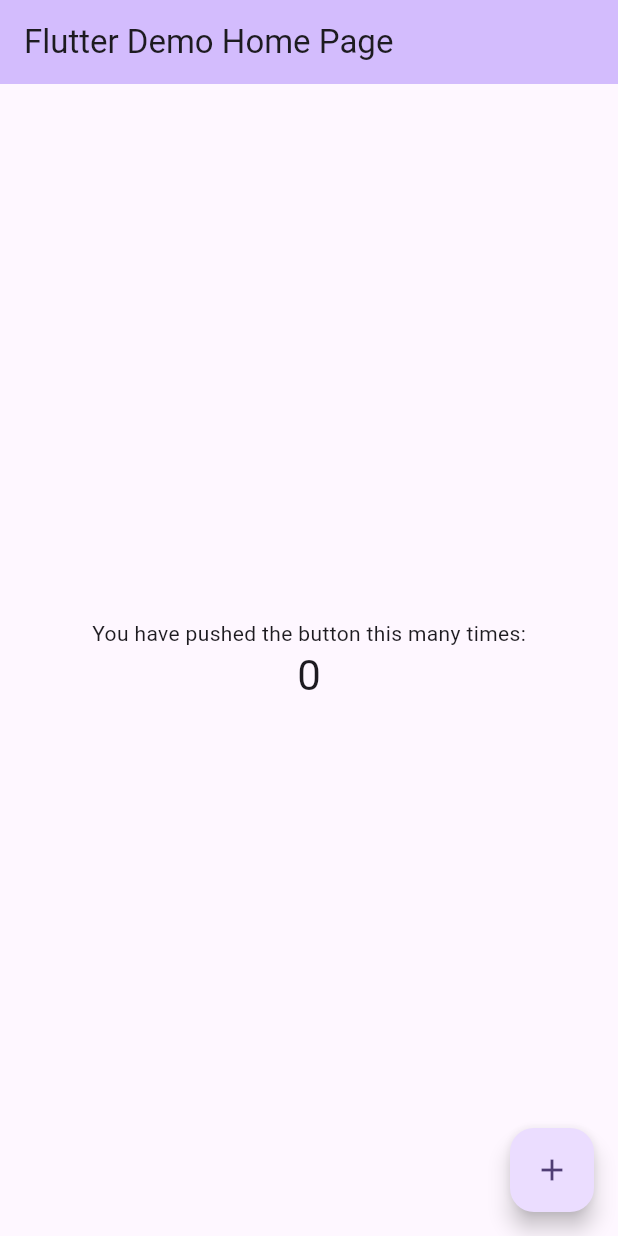
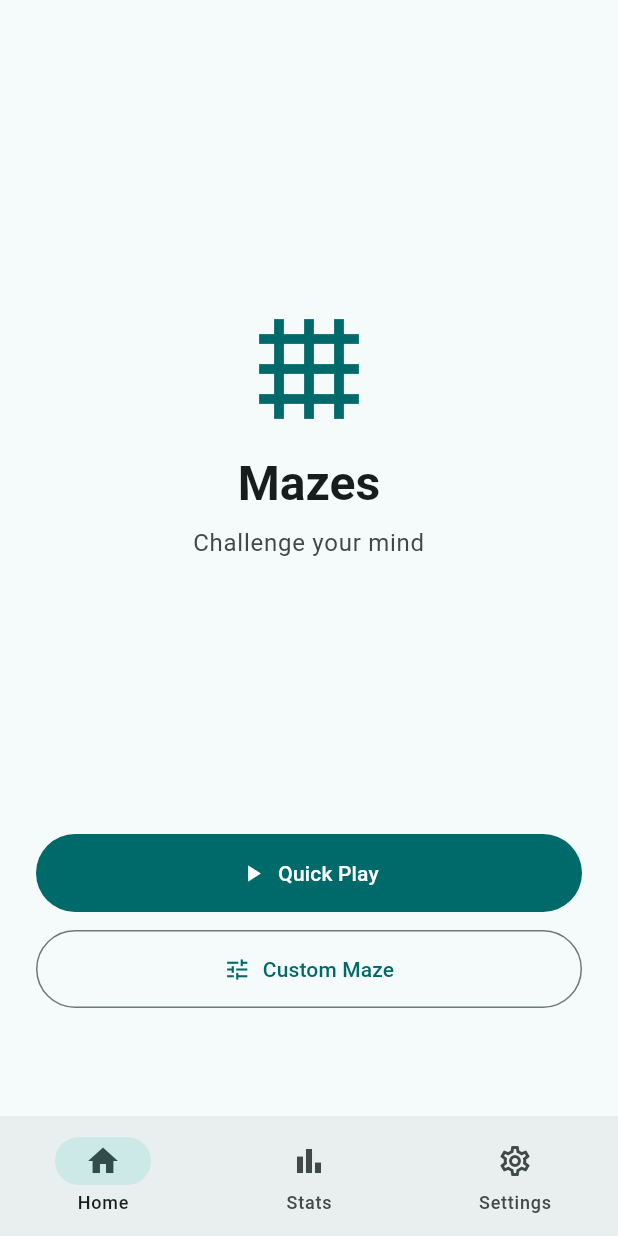
Before and after one commit to vivekg7/mazes, a Flutter app: the screen it shows after launch, on a phone screen of 412 x 824 dp. Run offline on Flutter 3.47's test engine with Material 3 defaults, Android fonts, the phone set to English and light mode, and no system bars; our stand-ins replace flutter_riverpod, go_router, hive, hive_flutter; accounts and stored records are empty.

Commit message:
Set up Flutter app foundation: navigation, theme, state, storage
- Riverpod for state management, GoRouter for navigation
- Bottom nav shell with Home, Stats, Settings screens
- Light + dark theme with Material 3 (teal seed color)
- Hive-backed StatsRepository for local persistence
- Home screen with Quick Play and Custom Maze entry points
- Play, Stats, Settings placeholder screens

```diff
--- a/apps/flutter_app/lib/main.dart
+++ b/apps/flutter_app/lib/main.dart
@@ -1,122 +1,31 @@
 import 'package:flutter/material.dart';
+import 'package:flutter_riverpod/flutter_riverpod.dart';
+import 'package:hive_flutter/hive_flutter.dart';
 
-void main() {
-  runApp(const MyApp());
+import 'providers/theme_provider.dart';
+import 'router.dart';
+import 'theme.dart';
+
+Future<void> main() async {
+  WidgetsFlutterBinding.ensureInitialized();
+  await Hive.initFlutter();
+  runApp(const ProviderScope(child: MazesApp()));
 }
 
-class MyApp extends StatelessWidget {
-  const MyApp({super.key});
+class MazesApp extends ConsumerWidget {
+  const MazesApp({super.key});
 
-  // This widget is the root of your application.
   @override
-  Widget build(BuildContext context) {
-    return MaterialApp(
-      title: 'Flutter Demo',
-      theme: ThemeData(
-        // This is the theme of your application.
-        //
-        // TRY THIS: Try running your application with "flutter run". You'll see
-        // the application has a purple toolbar. Then, without quitting the app,
-        // try changing the seedColor in the colorScheme below to Colors.green
-        // and then invoke "hot reload" (save your changes or press the "hot
-        // reload" button in a Flutter-supported IDE, or press "r" if you used
-        // the command line to start the app).
-        //
-        // Notice that the counter didn't reset back to zero; the application
-        // state is not lost during the reload. To reset the state, use hot
-        // restart instead.
-        //
-        // This works for code too, not just values: Most code changes can be
-        // tested with just a hot reload.
-        colorScheme: .fromSeed(seedColor: Colors.deepPurple),
-      ),
-      home: const MyHomePage(title: 'Flutter Demo Home Page'),
+  Widget build(BuildContext context, WidgetRef ref) {
+    final themeMode = ref.watch(themeModeProvider);
+
+    return MaterialApp.router(
+      title: 'Mazes',
+      theme: lightTheme,
+      darkTheme: darkTheme,
+      themeMode: themeMode,
+      routerConfig: router,
+      debugShowCheckedModeBanner: false,
     );
   }
 }
-
-class MyHomePage extends StatefulWidget {
-  const MyHomePage({super.key, required this.title});
-
-  // This widget is the home page of your application. It is stateful, meaning
-  // that it has a State object (defined below) that contains fields that affect
-  // how it looks.
-
-  // This class is the configuration for the state. It holds the values (in this
-  // case the title) provided by the parent (in this case the App widget) and
-  // used by the build method of the State. Fields in a Widget subclass are
-  // always marked "final".
-
-  final String title;
-
-  @override
-  State<MyHomePage> createState() => _MyHomePageState();
-}
-
-class _MyHomePageState extends State<MyHomePage> {
-  int _counter = 0;
-
-  void _incrementCounter() {
-    setState(() {
-      // This call to setState tells the Flutter framework that something has
-      // changed in this State, which causes it to rerun the build method below
-      // so that the display can reflect the updated values. If we changed
-      // _counter without calling setState(), then the build method would not be
-      // called again, and so nothing would appear to happen.
-      _counter++;
-    });
-  }
-
-  @override
-  Widget build(BuildContext context) {
-    // This method is rerun every time setState is called, for instance as done
-    // by the _incrementCounter method above.
-    //
-    // The Flutter framework has been optimized to make rerunning build methods
-    // fast, so that you can just rebuild anything that needs updating rather
-    // than having to individually change instances of widgets.
-    return Scaffold(
-      appBar: AppBar(
-        // TRY THIS: Try changing the color here to a specific color (to
-        // Colors.amber, perhaps?) and trigger a hot reload to see the AppBar
-        // change color while the other colors stay the same.
-        backgroundColor: Theme.of(context).colorScheme.inversePrimary,
-        // Here we take the value from the MyHomePage object that was created by
-        // the App.build method, and use it to set our appbar title.
-        title: Text(widget.title),
-      ),
-      body: Center(
-        // Center is a layout widget. It takes a single child and positions it
-        // in the middle of the parent.
-        child: Column(
-          // Column is also a layout widget. It takes a list of children and
-          // arranges them vertically. By default, it sizes itself to fit its
-          // children horizontally, and tries to be as tall as its parent.
-          //
-          // Column has various properties to control how it sizes itself and
-          // how it positions its children. Here we use mainAxisAlignment to
-          // center the children vertically; the main axis here is the vertical
-          // axis because Columns are vertical (the cross axis would be
-          // horizontal).
-          //
-          // TRY THIS: Invoke "debug painting" (choose the "Toggle Debug Paint"
-          // action in the IDE, or press "p" in the console), to see the
-          // wireframe for each widget.
-          mainAxisAlignment: .center,
-          children: [
-            const Text('You have pushed the button this many times:'),
-            Text(
-              '$_counter',
-              style: Theme.of(context).textTheme.headlineMedium,
-            ),
-          ],
-        ),
-      ),
-      floatingActionButton: FloatingActionButton(
-        onPressed: _incrementCounter,
-        tooltip: 'Increment',
-        child: const Icon(Icons.add),
-      ),
-    );
-  }
-}
--- /dev/null
+++ b/apps/flutter_app/lib/providers/theme_provider.dart
@@ -0,0 +1,5 @@
+import 'package:flutter/material.dart';
+import 'package:flutter_riverpod/flutter_riverpod.dart';
+
+/// Current theme mode (system, light, dark).
+final themeModeProvider = StateProvider<ThemeMode>((ref) => ThemeMode.system);
--- /dev/null
+++ b/apps/flutter_app/lib/router.dart
@@ -0,0 +1,40 @@
+import 'package:go_router/go_router.dart';
+
+import 'screens/home_screen.dart';
+import 'screens/play_screen.dart';
+import 'screens/settings_screen.dart';
+import 'screens/stats_screen.dart';
+import 'shell.dart';
+
+final router = GoRouter(
+  initialLocation: '/',
+  routes: [
+    ShellRoute(
+      builder: (context, state, child) => AppShell(child: child),
+      routes: [
+        GoRoute(
+          path: '/',
+          pageBuilder: (context, state) => const NoTransitionPage(
+            child: HomeScreen(),
+          ),
+        ),
+        GoRoute(
+          path: '/stats',
+          pageBuilder: (context, state) => const NoTransitionPage(
+            child: StatsScreen(),
+          ),
+        ),
+        GoRoute(
+          path: '/settings',
+          pageBuilder: (context, state) => const NoTransitionPage(
+            child: SettingsScreen(),
+          ),
+        ),
+      ],
+    ),
+    GoRoute(
+      path: '/play',
+      builder: (context, state) => const PlayScreen(),
+    ),
+  ],
+);
--- /dev/null
+++ b/apps/flutter_app/lib/screens/home_screen.dart
@@ -0,0 +1,78 @@
+import 'package:flutter/material.dart';
+
+class HomeScreen extends StatelessWidget {
+  const HomeScreen({super.key});
+
+  @override
+  Widget build(BuildContext context) {
+    final theme = Theme.of(context);
+
+    return Scaffold(
+      body: SafeArea(
+        child: Padding(
+          padding: const EdgeInsets.all(24),
+          child: Column(
+            crossAxisAlignment: CrossAxisAlignment.stretch,
+            children: [
+              const Spacer(),
+              Icon(
+                Icons.grid_4x4,
+                size: 80,
+                color: theme.colorScheme.primary,
+              ),
+              const SizedBox(height: 16),
+              Text(
+                'Mazes',
+                style: theme.textTheme.headlineLarge?.copyWith(
+                  fontWeight: FontWeight.bold,
+                ),
+                textAlign: TextAlign.center,
+              ),
+              const SizedBox(height: 8),
+              Text(
+                'Challenge your mind',
+                style: theme.textTheme.bodyLarge?.copyWith(
+                  color: theme.colorScheme.onSurfaceVariant,
+                ),
+                textAlign: TextAlign.center,
+              ),
+              const Spacer(),
+              FilledButton.icon(
+                onPressed: () => _startQuickPlay(context),
+                icon: const Icon(Icons.play_arrow),
+                label: const Text('Quick Play'),
+                style: FilledButton.styleFrom(
+                  padding: const EdgeInsets.symmetric(vertical: 16),
+                ),
+              ),
+              const SizedBox(height: 12),
+              OutlinedButton.icon(
+                onPressed: () => _startCustomPlay(context),
+                icon: const Icon(Icons.tune),
+                label: const Text('Custom Maze'),
+                style: OutlinedButton.styleFrom(
+                  padding: const EdgeInsets.symmetric(vertical: 16),
+                ),
+              ),
+              const SizedBox(height: 48),
+            ],
+          ),
+        ),
+      ),
+    );
+  }
+
+  void _startQuickPlay(BuildContext context) {
+    // TODO: Navigate to play screen with a default config.
+    ScaffoldMessenger.of(context).showSnackBar(
+      const SnackBar(content: Text('Play screen coming soon')),
+    );
+  }
+
+  void _startCustomPlay(BuildContext context) {
+    // TODO: Navigate to maze configuration screen.
+    ScaffoldMessenger.of(context).showSnackBar(
+      const SnackBar(content: Text('Custom maze coming soon')),
+    );
+  }
+}
--- /dev/null
+++ b/apps/flutter_app/lib/screens/play_screen.dart
@@ -0,0 +1,17 @@
+import 'package:flutter/material.dart';
+
+class PlayScreen extends StatelessWidget {
+  const PlayScreen({super.key});
+
+  @override
+  Widget build(BuildContext context) {
+    return Scaffold(
+      appBar: AppBar(
+        title: const Text('Play'),
+      ),
+      body: const Center(
+        child: Text('Maze renderer coming soon'),
+      ),
+    );
+  }
+}
--- /dev/null
+++ b/apps/flutter_app/lib/shell.dart
@@ -0,0 +1,55 @@
+import 'package:flutter/material.dart';
+import 'package:go_router/go_router.dart';
+
+/// App shell with bottom navigation bar.
+class AppShell extends StatelessWidget {
+  const AppShell({super.key, required this.child});
+
+  final Widget child;
+
+  @override
+  Widget build(BuildContext context) {
+    return Scaffold(
+      body: child,
+      bottomNavigationBar: NavigationBar(
+        selectedIndex: _selectedIndex(context),
+        onDestinationSelected: (index) => _onTap(context, index),
+        destinations: const [
+          NavigationDestination(
+            icon: Icon(Icons.home_outlined),
+            selectedIcon: Icon(Icons.home),
+            label: 'Home',
+          ),
+          NavigationDestination(
+            icon: Icon(Icons.bar_chart_outlined),
+            selectedIcon: Icon(Icons.bar_chart),
+            label: 'Stats',
+          ),
+          NavigationDestination(
+            icon: Icon(Icons.settings_outlined),
+            selectedIcon: Icon(Icons.settings),
+            label: 'Settings',
+          ),
+        ],
+      ),
+    );
+  }
+
+  int _selectedIndex(BuildContext context) {
+    final location = GoRouterState.of(context).uri.path;
+    if (location.startsWith('/stats')) return 1;
+    if (location.startsWith('/settings')) return 2;
+    return 0;
+  }
+
+  void _onTap(BuildContext context, int index) {
+    switch (index) {
+      case 0:
+        context.go('/');
+      case 1:
+        context.go('/stats');
+      case 2:
+        context.go('/settings');
+    }
+  }
+}
--- /dev/null
+++ b/apps/flutter_app/lib/theme.dart
@@ -0,0 +1,28 @@
+import 'package:flutter/material.dart';
+
+/// App color seed — a deep teal that works well for maze aesthetics.
+const _seedColor = Color(0xFF1B5E5E);
+
+/// Light theme.
+final ThemeData lightTheme = ThemeData(
+  useMaterial3: true,
+  colorScheme: ColorScheme.fromSeed(
+    seedColor: _seedColor,
+    brightness: Brightness.light,
+  ),
+  appBarTheme: const AppBarTheme(
+    centerTitle: true,
+  ),
+);
+
+/// Dark theme.
+final ThemeData darkTheme = ThemeData(
+  useMaterial3: true,
+  colorScheme: ColorScheme.fromSeed(
+    seedColor: _seedColor,
+    brightness: Brightness.dark,
+  ),
+  appBarTheme: const AppBarTheme(
+    centerTitle: true,
+  ),
+);
--- a/apps/flutter_app/pubspec.yaml
+++ b/apps/flutter_app/pubspec.yaml
@@ -14,6 +14,11 @@ dependencies:
   cupertino_icons: ^1.0.8
   maze_core:
     path: ../../packages/maze_core
+  flutter_riverpod: ^2.6.1
+  hive: ^2.2.3
+  hive_flutter: ^1.1.0
+  path_provider: ^2.1.5
+  go_router: ^15.1.2
 
 dev_dependencies:
   flutter_test:
```
Also changed, not shown: apps/flutter_app/lib/providers/stats_provider.dart (added, +14 -0 lines), apps/flutter_app/lib/screens/settings_screen.dart (added, +48 -0 lines), apps/flutter_app/lib/screens/stats_screen.dart (added, +17 -0 lines), apps/flutter_app/lib/storage/hive_stats_repository.dart (added, +51 -0 lines), 1 other file.
